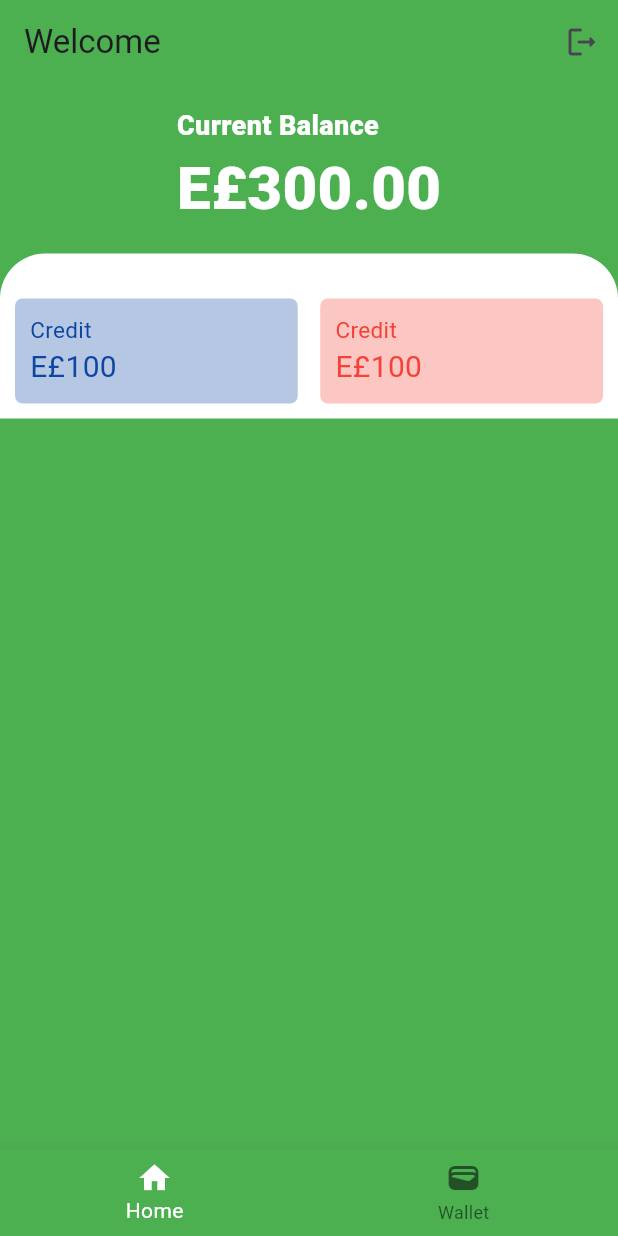
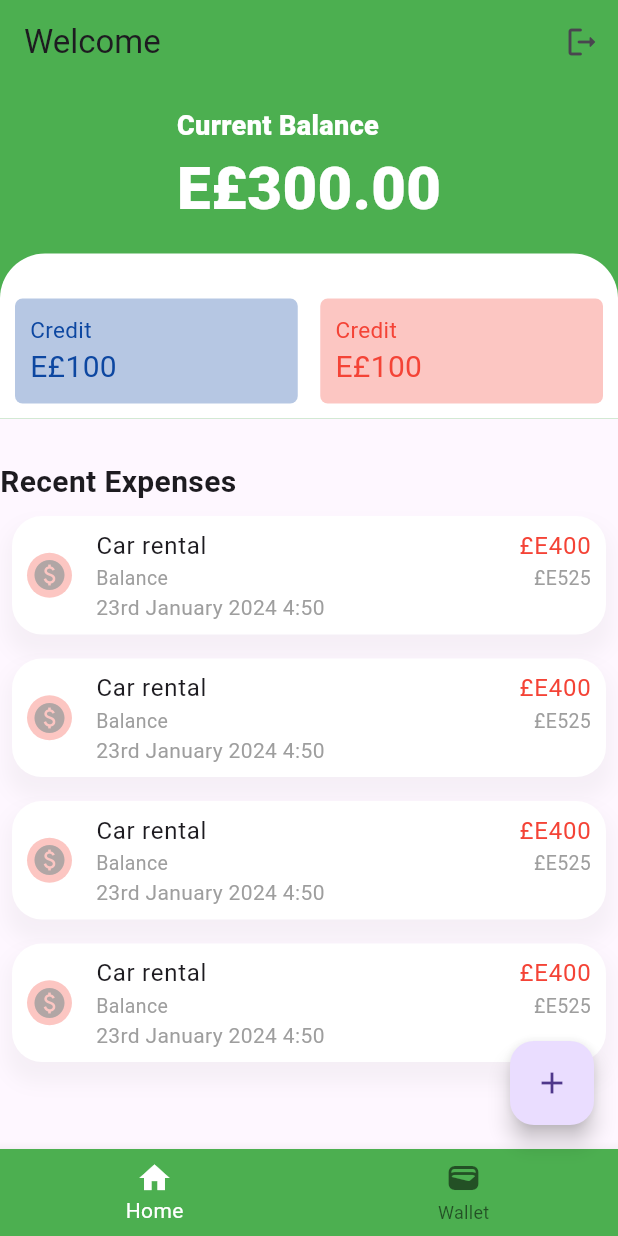
Before and after one commit to MohammedGhwil/Expense-Tracker, a Flutter app: the screen it shows once a user with an empty profile is signed in, on a phone screen of 412 x 824 dp. Run offline on Flutter 3.47's test engine with Material 3 defaults, Android fonts, the phone set to English and light mode, and no system bars; our stand-ins replace cloud_firestore, firebase_auth, firebase_core, font_awesome_flutter; accounts and stored records are empty.

Commit message:
Dashboard Changes

```diff
--- /dev/null
+++ b/expense_tracker/lib/Util/TransactionsList.dart
@@ -0,0 +1,86 @@
+import 'package:cloud_firestore/cloud_firestore.dart';
+import 'package:flutter/material.dart';
+import 'package:font_awesome_flutter/font_awesome_flutter.dart';
+
+class TransactionList extends StatelessWidget {
+  const TransactionList({super.key});
+
+  @override
+  Widget build(BuildContext context) {
+    return Padding(
+        padding: const EdgeInsets.symmetric(vertical: 8),
+        child: Column(children: [
+          const Row(
+            children: [
+              Text(
+                "Recent Expenses",
+                style: TextStyle(fontSize: 20, fontWeight: FontWeight.w600),
+              )
+            ],
+          ),
+          ListView.builder(
+              shrinkWrap: true,
+              itemCount: 4,
+              physics: NeverScrollableScrollPhysics(),
+              itemBuilder: (context, index) {
+                return Padding(
+                  padding: const EdgeInsets.all(8.0),
+                  child: Container(
+                    decoration: BoxDecoration(
+                        color: Colors.white,
+                        borderRadius: BorderRadius.circular(20),
+                        boxShadow: [
+                          BoxShadow(
+                              offset: Offset(0, 10),
+                              color: Colors.grey.withOpacity(0.09),
+                              blurRadius: 10.0,
+                              spreadRadius: 4.0),
+                        ]),
+                    child: ListTile(
+                      contentPadding:
+                          EdgeInsets.symmetric(horizontal: 10.0, vertical: 0),
+                      leading: Container(
+                        width: 30,
+                        height: 30,
+                        decoration: BoxDecoration(
+                            borderRadius: BorderRadius.circular(15),
+                            color: Colors.red.withOpacity(0.3)),
+                        child: Icon(Icons.paid,
+                            color: Colors.grey.withOpacity(0.8)),
+                      ),
+                      title: Row(
+                        children: [
+                          Expanded(child: Text("Car rental")),
+                          Text(
+                            "£E400",
+                            style: TextStyle(color: Colors.red),
+                          )
+                        ],
+                      ),
+                      subtitle: Column(
+                          mainAxisAlignment: MainAxisAlignment.start,
+                          crossAxisAlignment: CrossAxisAlignment.start,
+                          children: [
+                            Row(
+                              children: [
+                                Text('Balance',
+                                    style: TextStyle(
+                                        color: Colors.grey, fontSize: 13)),
+                                Spacer(),
+                                Text(
+                                  "£E525",
+                                  style: TextStyle(
+                                      color: Colors.grey, fontSize: 13),
+                                )
+                              ],
+                            ),
+                            Text("23rd January 2024 4:50",
+                                style: TextStyle(color: Colors.grey))
+                          ]),
+                    ),
+                  ),
+                );
+              })
+        ]));
+  }
+}
--- a/expense_tracker/lib/pages/Dashboard.dart
+++ b/expense_tracker/lib/pages/Dashboard.dart
@@ -1,3 +1,4 @@
+import 'package:expense_tracker/Util/TransactionsList.dart';
 import 'package:flutter/material.dart';
 
 class Dashboard extends StatelessWidget {
@@ -8,10 +9,13 @@ class Dashboard extends StatelessWidget {
     return Scaffold(
       body: Container(
         width: double.infinity,
-        color: Colors.green,
         child: Column(
           children: [
             NameCard(),
+            SizedBox(
+              height: 20,
+            ),
+            TransactionList(),
           ],
         ),
       ),
@@ -26,7 +30,9 @@ class NameCard extends StatelessWidget {
 
   @override
   Widget build(BuildContext context) {
-    return Column(
+    return Container(
+      color: Colors.green,
+      child: Column(
         children: [
           Padding(
             padding: const EdgeInsets.all(15),
@@ -54,7 +60,8 @@ class NameCard extends StatelessWidget {
             padding: EdgeInsets.only(top: 30, bottom: 10, left: 10, right: 10),
             decoration: BoxDecoration(
                 borderRadius: BorderRadius.only(
-                  topLeft: Radius.circular(30), topRight: Radius.circular(30)),
+                    topLeft: Radius.circular(30),
+                    topRight: Radius.circular(30)),
                 color: Colors.white),
             child: Row(
               children: [
@@ -71,6 +78,7 @@ class NameCard extends StatelessWidget {
             ),
           )
         ],
+      ),
     );
   }
 }
--- a/expense_tracker/lib/pages/View/HomescreenView.dart
+++ b/expense_tracker/lib/pages/View/HomescreenView.dart
@@ -17,6 +17,10 @@ class _HomescreenViewState extends State<HomescreenView> {
   @override
   Widget build(BuildContext context) {
     return Scaffold(
+      floatingActionButton: FloatingActionButton(
+        onPressed: (() {}),
+        child: Icon(Icons.add),
+      ),
       body: IndexedStack(
         children: widgetlist,
         index: myindex,
--- a/expense_tracker/pubspec.yaml
+++ b/expense_tracker/pubspec.yaml
@@ -38,6 +38,7 @@ dependencies:
   firebase_core: ^2.22.0
   firebase_auth: ^4.13.0
   cloud_firestore: ^4.11.0
+  font_awesome_flutter: ^10.7.0
 
 dev_dependencies:
   flutter_test:
```
Also changed, not shown: expense_tracker/pubspec.lock. Lines whose indentation alone changed are shown as unchanged.
